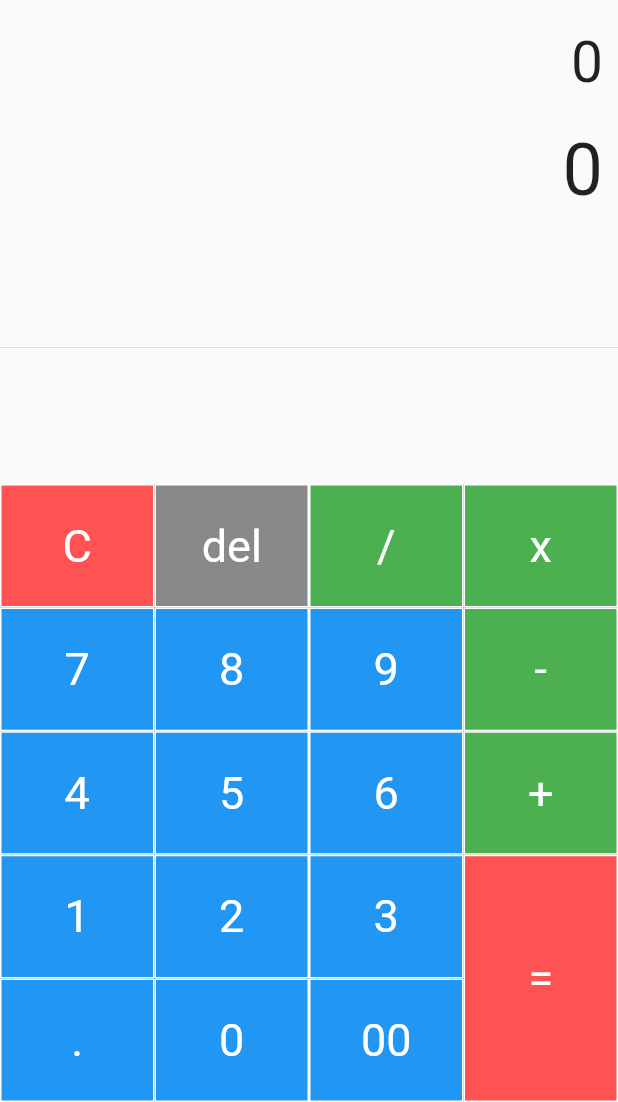
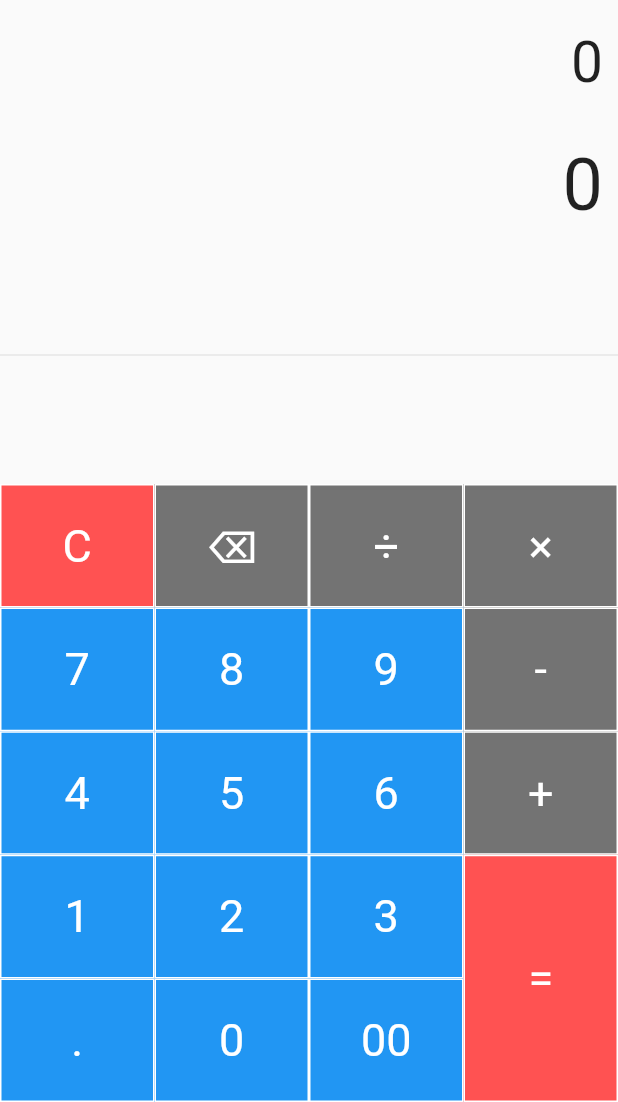
Before and after one commit to darshana-perera-97/calculator_flutter, a Flutter app: the screen it shows after launch, on a phone screen of 412 x 824 dp, the part 134-1236 px from its top. Run offline on Flutter 3.47's test engine with Material 2 defaults, Android fonts, the phone set to English and light mode, and no system bars; our stand-ins replace math_expressions.

```diff
--- a/lib/main.dart
+++ b/lib/main.dart
@@ -1,4 +1,5 @@
 import 'package:flutter/material.dart';
+import 'package:math_expressions/math_expressions.dart';
 
 void main() {
   runApp(Calculator());
@@ -18,14 +19,14 @@ class Calculator extends StatelessWidget {
 
 class SimpleCalculator extends StatefulWidget {
   @override
-  State<SimpleCalculator> createState() => _SimpleCalculatorState();
+  _SimpleCalculatorState createState() => _SimpleCalculatorState();
 }
 
 class _SimpleCalculatorState extends State<SimpleCalculator> {
   String equation = "0";
   String result = "0";
   String expression = "";
-  double exuationFontSize = 38.0;
+  double equationFontSize = 38.0;
   double resultFontSize = 48.0;
 
   buttonPressed(String buttonText) {
@@ -33,22 +34,36 @@ class _SimpleCalculatorState extends State<SimpleCalculator> {
       if (buttonText == "C") {
         equation = "0";
         result = "0";
-        exuationFontSize = 38.0;
+        equationFontSize = 38.0;
         resultFontSize = 48.0;
-      } else if (buttonText == "del") {
-        exuationFontSize = 48.0;
+      } else if (buttonText == "⌫") {
+        equationFontSize = 48.0;
         resultFontSize = 38.0;
         equation = equation.substring(0, equation.length - 1);
         if (equation == "") {
           equation = "0";
         }
       } else if (buttonText == "=") {
-        exuationFontSize = 38.0;
+        equationFontSize = 38.0;
         resultFontSize = 48.0;
+
+        expression = equation;
+        expression = expression.replaceAll('×', '*');
+        expression = expression.replaceAll('÷', '/');
+
+        try {
+          Parser p = Parser();
+          Expression exp = p.parse(expression);
+
+          ContextModel cm = ContextModel();
+          result = '${exp.evaluate(EvaluationType.REAL, cm)}';
+        } catch (e) {
+          result = "Error";
+        }
       } else {
-        exuationFontSize = 48.0;
+        equationFontSize = 48.0;
         resultFontSize = 38.0;
-        if (buttonText == "0") {
+        if (equation == "0") {
           equation = buttonText;
         } else {
           equation = equation + buttonText;
@@ -60,45 +75,31 @@ class _SimpleCalculatorState extends State<SimpleCalculator> {
   Widget buildButton(
       String buttonText, double buttonHeight, Color buttonColor) {
     return Container(
-      width: MediaQuery.of(context).size.width * .75,
-      child: Table(
-        children: [
-          TableRow(children: [
-            Container(
       height: MediaQuery.of(context).size.height * 0.1 * buttonHeight,
       color: buttonColor,
       child: FlatButton(
           shape: RoundedRectangleBorder(
               borderRadius: BorderRadius.circular(0.0),
               side: BorderSide(
-                        color: Colors.white,
-                        width: 1,
-                        style: BorderStyle.solid)),
+                  color: Colors.white, width: 1, style: BorderStyle.solid)),
+          padding: EdgeInsets.all(16.0),
           onPressed: () => buttonPressed(buttonText),
-                padding: EdgeInsets.all(16.0),
           child: Text(
             buttonText,
             style: TextStyle(
                 fontSize: 30.0,
                 fontWeight: FontWeight.normal,
                 color: Colors.white),
-                ),
-              ),
-            )
-          ])
-        ],
-      ),
+          )),
     );
   }
 
   @override
   Widget build(BuildContext context) {
     return Scaffold(
-      appBar: AppBar(
-        title: Text('Simple Calculator'),
-      ),
+      appBar: AppBar(title: Text('Simple Calculator')),
       body: Column(
-        children: [
+        children: <Widget>[
           Container(
             alignment: Alignment.center,
             padding: EdgeInsets.fromLTRB(0, 10, 10, 0),
@@ -111,30 +112,32 @@ class _SimpleCalculatorState extends State<SimpleCalculator> {
             alignment: Alignment.centerRight,
             padding: EdgeInsets.fromLTRB(10, 20, 10, 0),
             child: Text(
-              "0",
-              style: TextStyle(fontSize: exuationFontSize),
+              equation,
+              style: TextStyle(fontSize: equationFontSize),
             ),
           ),
           Container(
             alignment: Alignment.centerRight,
-            padding: EdgeInsets.fromLTRB(10, 20, 10, 0),
+            padding: EdgeInsets.fromLTRB(10, 30, 10, 0),
             child: Text(
-              "0",
+              result,
               style: TextStyle(fontSize: resultFontSize),
             ),
           ),
-          Expanded(child: Divider()),
+          Expanded(
+            child: Divider(),
+          ),
           Row(
             mainAxisAlignment: MainAxisAlignment.center,
-            children: [
+            children: <Widget>[
               Container(
-                width: MediaQuery.of(context).size.width * 0.75,
+                width: MediaQuery.of(context).size.width * .75,
                 child: Table(
                   children: [
                     TableRow(children: [
                       buildButton("C", 1, Colors.redAccent),
-                      buildButton("del", 1, Colors.black45),
-                      buildButton("/", 1, Colors.green),
+                      buildButton("⌫", 1, Colors.black54),
+                      buildButton("÷", 1, Colors.black54),
                     ]),
                     TableRow(children: [
                       buildButton("7", 1, Colors.blue),
@@ -164,13 +167,13 @@ class _SimpleCalculatorState extends State<SimpleCalculator> {
                 child: Table(
                   children: [
                     TableRow(children: [
-                      buildButton("x", 1, Colors.green),
+                      buildButton("×", 1, Colors.black54),
                     ]),
                     TableRow(children: [
-                      buildButton("-", 1, Colors.green),
+                      buildButton("-", 1, Colors.black54),
                     ]),
                     TableRow(children: [
-                      buildButton("+", 1, Colors.green),
+                      buildButton("+", 1, Colors.black54),
                     ]),
                     TableRow(children: [
                       buildButton("=", 2, Colors.redAccent),
@@ -179,7 +182,7 @@ class _SimpleCalculatorState extends State<SimpleCalculator> {
                 ),
               )
             ],
-          )
+          ),
         ],
       ),
     );
```
Also changed, not shown: 1 other file. Lines whose indentation alone changed are shown as unchanged.
